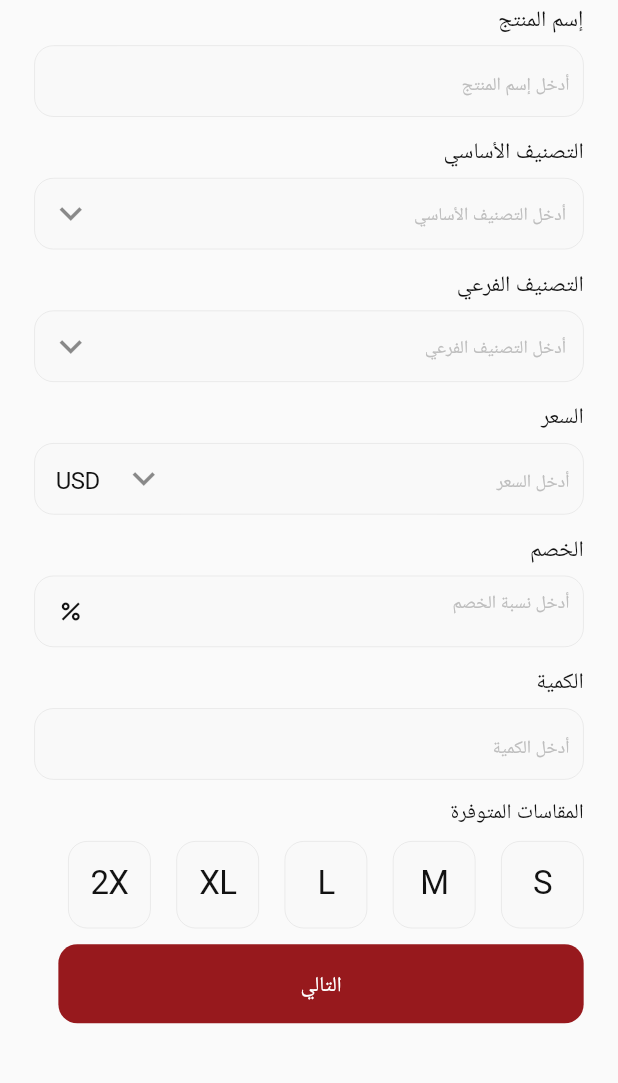
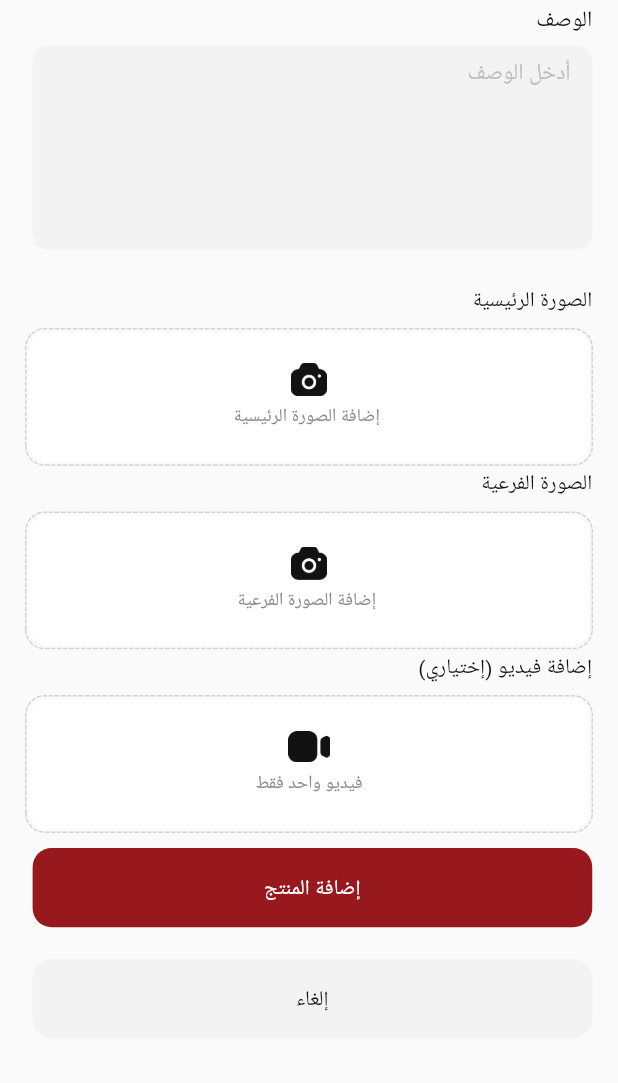
Before and after one commit to Mohamed-Salem7/Bazaar_app, a Flutter app: the NewProductScreen screen opened directly, after a tap on "التالي", on a phone screen of 412 x 824 dp, the part 84-1167 px from its top. Run offline on Flutter 3.47's test engine with Material 2 defaults, Android fonts, the phone set to English and light mode, and no system bars; drawn by our look-alikes of dotted_border, dropdown_textfield; our stand-ins replace buttons_tabbar, carousel_slider, flutter_bloc, flutter_screenutil, flutter_svg, get and 3 more; accounts and stored records are empty; Roboto replaces fonts that are missing (Tajawal).

Commit message:
master-commit

```diff
--- a/lib/presntaion/layers/Authnication/Rules_Screen.dart
+++ b/lib/presntaion/layers/Authnication/Rules_Screen.dart
@@ -38,7 +38,7 @@ class RulesScreen extends StatelessWidget {
               SizedBox(
                 height: 20.h,
               ),
-              MainButton(title: 'أوافق', function: ()
+              MainButton(isNewProduct: false,title: 'أوافق', function: ()
               {
                 Navigator.pop(context);
               }),
--- a/lib/presntaion/layers/Authnication/forget_screen.dart
+++ b/lib/presntaion/layers/Authnication/forget_screen.dart
@@ -50,6 +50,7 @@ class ForgetScreen extends StatelessWidget {
                 MainButton(
                   title: 'إرسال (25)',
                   function: () {},
+                  isNewProduct: false,
                 ),
                 SizedBox(
                   height: 20.h,
--- a/lib/presntaion/layers/Authnication/join_store_screen.dart
+++ b/lib/presntaion/layers/Authnication/join_store_screen.dart
@@ -60,6 +60,7 @@ class JoinAsStore extends StatelessWidget {
                         function: () {
                           navigatorFinished(context,const MainScreen());
                         },
+                        isNewProduct : false,
                       ),
                     ],
                   ),
--- a/lib/presntaion/layers/Authnication/login_screen.dart
+++ b/lib/presntaion/layers/Authnication/login_screen.dart
@@ -61,6 +61,7 @@ class LoginScreen extends StatelessWidget {
                       {
                         navigatorFinished(context,const MainScreen());
                       },
+                      isNewProduct : false,
                     ),
                     const ForgetWidget(),
                     const NewAccountWidget(isLogin: true),
--- a/lib/presntaion/layers/Authnication/register_screen.dart
+++ b/lib/presntaion/layers/Authnication/register_screen.dart
@@ -102,6 +102,7 @@ class RegisterScreen extends StatelessWidget {
                     ),
                     MainButton(
                       title: isSeller ? 'التالي' : 'تسجيل',
+                      isNewProduct : false,
                       function: ()
                       {
                         if(isSeller)
--- a/lib/presntaion/layers/Setting/screen/contact_us/contact_us_screen.dart
+++ b/lib/presntaion/layers/Setting/screen/contact_us/contact_us_screen.dart
@@ -70,6 +70,7 @@ class ContactUsScreen extends StatelessWidget {
                 MainButton(
                   title: 'إرسال',
                   function: () {},
+                  isNewProduct : false,
                 ),
               ],
             ),
--- a/lib/presntaion/layers/Setting/screen/payment_method/payment_method.dart
+++ b/lib/presntaion/layers/Setting/screen/payment_method/payment_method.dart
@@ -140,7 +140,7 @@ class PaymentMethod extends StatelessWidget {
                         padding: EdgeInsets.only(top: 10.h,bottom: 30.h),
                         child:  EntryInfoVisa(title: 'رمز الحماية',hintText: ' 0000',isDate: false,isSecure: true),
                       ),
-                      MainButton(title: 'متابعة', function: (){},),
+                      MainButton(title: 'متابعة', function: (){},isNewProduct : false,),
                     ],
                   ),
                 ),
--- a/lib/presntaion/layers/Setting/screen/shipping_addresses/add_new_address.dart
+++ b/lib/presntaion/layers/Setting/screen/shipping_addresses/add_new_address.dart
@@ -49,7 +49,7 @@ class AddNewAddress extends StatelessWidget {
               ),
               Padding(
                 padding: EdgeInsets.symmetric(horizontal: 20.w),
-                child: MainButton(title: 'حفظ', function: () {}),
+                child: MainButton(title: 'حفظ', function: () {},isNewProduct : false,),
               ),
             ],
           ),
--- a/lib/presntaion/layers/Setting/screen/shipping_addresses/shipping_addresses_screen.dart
+++ b/lib/presntaion/layers/Setting/screen/shipping_addresses/shipping_addresses_screen.dart
@@ -35,7 +35,7 @@ class ShippingAddresses extends StatelessWidget {
                   Get.to(const AddNewAddress(),transition: Transition.rightToLeft);
                 },
               ),
-              MainButton(title: 'متابعة', function: () {}),
+              MainButton(title: 'متابعة', function: () {},isNewProduct : false,),
             ],
           ),
         ),
--- a/lib/presntaion/layers/details_store/widget/chating_store.dart
+++ b/lib/presntaion/layers/details_store/widget/chating_store.dart
@@ -96,7 +96,7 @@ class ChattingStore extends StatelessWidget {
                           ),
                           child: MainButton(
                             title: 'إرسال',
-                            function: () {},
+                            function: () {},isNewProduct : false,
                           ),
                         ),
                       ],
--- /dev/null
+++ b/lib/presntaion/layers/new_product/add_product.dart
@@ -0,0 +1,119 @@
+import 'package:bazaar/presntaion/layers/Setting/screen/contact_us/widget/text_field_message.dart';
+import 'package:bazaar/presntaion/layers/new_product/widget/cancel_button.dart';
+import 'package:bazaar/presntaion/layers/new_product/widget/widget_add_photo.dart';
+import 'package:bazaar/presntaion/utils/App_Color.dart';
+import 'package:bazaar/presntaion/utils/App_Image.dart';
+import 'package:bazaar/presntaion/utils/Global%20widget/Main_Button.dart';
+import 'package:bazaar/presntaion/utils/Global%20widget/Title_Widget.dart';
+import 'package:dotted_border/dotted_border.dart';
+import 'package:flutter/material.dart';
+import 'package:flutter_screenutil/flutter_screenutil.dart';
+import 'package:flutter_svg/flutter_svg.dart';
+import 'package:google_fonts/google_fonts.dart';
+
+class AddProduct extends StatelessWidget {
+  const AddProduct({Key? key}) : super(key: key);
+
+  @override
+  Widget build(BuildContext context) {
+    return Directionality(
+      textDirection: TextDirection.rtl,
+      child: Scaffold(
+        body: SingleChildScrollView(
+          physics: const BouncingScrollPhysics(),
+          child: Column(
+            crossAxisAlignment: CrossAxisAlignment.start,
+            children: [
+              TitleWidget(
+                title: 'إضافة منتج جديد',
+                isEditProfile: false,
+                context: context,
+              ),
+              Padding(
+                padding: EdgeInsets.symmetric(horizontal: 15.w),
+                child: Column(
+                  crossAxisAlignment: CrossAxisAlignment.start,
+                  children: [
+                    Text(
+                      'الوصف',
+                      style: GoogleFonts.roboto(
+                        fontSize: 14.sp,
+                        color: AppColor.black2,
+                        letterSpacing: -0.33764706039428716.spMin,
+                        height: 1.57.h,
+                      ),
+                      textAlign: TextAlign.right,
+                    ),
+                    SizedBox(
+                      height: 5.h,
+                    ),
+                    Container(
+                      width: 326.w,
+                      height: 129.h,
+                      padding: EdgeInsets.all(5.sp),
+                      decoration: BoxDecoration(
+                        borderRadius: BorderRadius.circular(10.r),
+                        color: AppColor.white3,
+                      ),
+                      child: TextFormField(
+                        cursorColor: AppColor.mainColor,
+                        maxLines: 10,
+                        style: GoogleFonts.roboto(
+                          fontSize: 14.sp,
+                          color: AppColor.black2,
+                          letterSpacing: -0.33764706039428716.spMin,
+                          height: 1.57.h,
+                        ),
+                        decoration: InputDecoration(
+                          contentPadding: EdgeInsets.symmetric(horizontal: 8.w),
+                          hintText: 'أدخل الوصف',
+                          hintStyle: GoogleFonts.roboto(
+                            fontSize: 14.sp,
+                            color: const Color(0xFFBEBEBE),
+                            letterSpacing: -0.33764706039428716.spMin,
+                            height: 1.57.h,
+                          ),
+                          border: InputBorder.none,
+                        ),
+                      ),
+                    ),
+                  ],
+                ),
+              ),
+              AddPhotoVideo(
+                title: 'الصورة الرئيسية',
+                text: ' إضافة الصورة الرئيسية',
+                image: AppImage.cameraImg,
+                function: () {},
+                isFirst: true,
+              ),
+              AddPhotoVideo(
+                title: 'الصورة الفرعية',
+                text: ' إضافة الصورة الفرعية',
+                image: AppImage.cameraImg,
+                function: () {},
+                isFirst: false,
+              ),
+              AddPhotoVideo(
+                title: 'إضافة فيديو (إختياري)',
+                text: 'فيديو واحد فقط',
+                image: AppImage.videoImg,
+                function: () {},
+                isFirst: false,
+              ),
+              Padding(
+                padding: EdgeInsets.symmetric(horizontal: 15.w, vertical: 10.h),
+                child: MainButton(
+                  title: 'إضافة المنتج',
+                  function: () {},
+                  isNewProduct: true,
+                ),
+              ),
+              const CancelButton(),
+            ],
+          ),
+        ),
+      ),
+    );
+  }
+}
--- a/lib/presntaion/layers/new_product/new_product_screen.dart
+++ b/lib/presntaion/layers/new_product/new_product_screen.dart
@@ -1,11 +1,14 @@
 import 'package:bazaar/presntaion/layers/Setting/screen/shipping_addresses/widget/text_field_address.dart';
+import 'package:bazaar/presntaion/layers/new_product/add_product.dart';
 import 'package:bazaar/presntaion/layers/new_product/widget/size_product.dart';
 import 'package:bazaar/presntaion/layers/new_product/widget/text_field.dart';
 import 'package:bazaar/presntaion/utils/App_Color.dart';
 import 'package:bazaar/presntaion/utils/Global%20widget/Main_Button.dart';
 import 'package:bazaar/presntaion/utils/Global%20widget/Title_Widget.dart';
+import 'package:bazaar/presntaion/utils/Global%20widget/constant.dart';
 import 'package:flutter/material.dart';
 import 'package:flutter_screenutil/flutter_screenutil.dart';
+import 'package:get/get.dart';
 import 'package:google_fonts/google_fonts.dart';
 
 class NewProductScreen extends StatelessWidget {
@@ -111,9 +114,10 @@ class NewProductScreen extends StatelessWidget {
                             title: size[index],
                           );
                         },
-                        separatorBuilder: (context,index)
-                        {
-                          return SizedBox(width: 15.w,);
+                        separatorBuilder: (context, index) {
+                          return SizedBox(
+                            width: 15.w,
+                          );
                         },
                       ),
                     ),
@@ -121,8 +125,15 @@ class NewProductScreen extends StatelessWidget {
                 ),
               ),
               Padding(
-                padding: EdgeInsets.symmetric(vertical: 10.h,horizontal: 20.w),
-                child: MainButton(title: 'التالي',function: (){}),
+                padding: EdgeInsets.symmetric(vertical: 10.h, horizontal: 20.w),
+                child: MainButton(
+                  title: 'التالي',
+                  isNewProduct : true,
+                  function: ()
+                  {
+                    Get.to(const AddProduct(),transition: transition[1]);
+                  },
+                ),
               ),
             ],
           ),
--- /dev/null
+++ b/lib/presntaion/layers/new_product/widget/cancel_button.dart
@@ -0,0 +1,42 @@
+import 'package:bazaar/presntaion/utils/App_Color.dart';
+import 'package:flutter/material.dart';
+import 'package:flutter_screenutil/flutter_screenutil.dart';
+import 'package:google_fonts/google_fonts.dart';
+
+class CancelButton extends StatelessWidget {
+  const CancelButton({Key? key}) : super(key: key);
+
+  @override
+  Widget build(BuildContext context) {
+    return Padding(
+      padding: EdgeInsets.symmetric(horizontal: 15.w, vertical: 10.h),
+      child: InkWell(
+        onTap: ()
+        {
+          Navigator.pop(context);
+        },
+        borderRadius: BorderRadius.circular(
+          12.r,
+        ),
+        child: Container(
+          width: 326.w,
+          height: 50.h,
+          decoration: BoxDecoration(
+            borderRadius: BorderRadius.circular(12.r),
+            color: AppColor.white3,
+          ),
+          child: Center(child: Text(
+            'إلغاء',
+            style: GoogleFonts.roboto(
+              fontSize: 14.spMin,
+              color: AppColor.black2,
+              letterSpacing: -0.5000000152587891.spMin,
+              height: 1.36.h,
+            ),
+            textAlign: TextAlign.center,
+          ),),
+        ),
+      ),
+    );
+  }
+}
--- /dev/null
+++ b/lib/presntaion/layers/new_product/widget/widget_add_photo.dart
@@ -0,0 +1,81 @@
+import 'package:bazaar/presntaion/utils/App_Color.dart';
+import 'package:dotted_border/dotted_border.dart';
+import 'package:flutter/material.dart';
+import 'package:flutter_screenutil/flutter_screenutil.dart';
+import 'package:google_fonts/google_fonts.dart';
+
+class AddPhotoVideo extends StatelessWidget {
+  const AddPhotoVideo({Key? key, required this.title, required this.text, required this.image, required this.function, required this.isFirst}) : super(key: key);
+
+  final String title;
+  final String text;
+  final String image;
+  final Function() function;
+  final bool isFirst;
+
+  @override
+  Widget build(BuildContext context) {
+    return Padding(
+      padding:
+      EdgeInsets.only(right: 15.w, left: 15.w, top: isFirst ? 20.h : 0.h,),
+      child: Column(
+        crossAxisAlignment: CrossAxisAlignment.start,
+        children: [
+          Padding(
+            padding: EdgeInsets.only(bottom: 8.h),
+            child: Text(
+              title,
+              style: GoogleFonts.roboto(
+                fontSize: 14.spMin,
+                color: AppColor.black2,
+                letterSpacing: -0.33764706039428716.spMin,
+                height: 1.57.h,
+              ),
+              textAlign: TextAlign.right,
+            ),
+          ),
+          InkWell(
+            borderRadius: BorderRadius.circular(12.r),
+            onTap: function,
+            child: DottedBorder(
+              color: const Color(0xff8A8A8A).withOpacity(0.35.spMin),
+              radius: Radius.circular(12.r),
+              strokeCap: StrokeCap.butt,
+              borderType: BorderType.RRect,
+              child: Container(
+                width: 327.w,
+                height: 82.27.h,
+                decoration: BoxDecoration(
+                  borderRadius: BorderRadius.circular(
+                    12.r,
+                  ),
+                  color: AppColor.white,
+                ),
+                child: Column(
+                  mainAxisAlignment: MainAxisAlignment.center,
+                  children: [
+                    Image(
+                      image: AssetImage(image),
+                      width: 24.w,
+                      height: 21.h,
+                    ),
+                    Text(
+                      text,
+                      style: GoogleFonts.roboto(
+                        fontSize: 12.spMin,
+                        color: const Color(0xFF8A8A8A),
+                        letterSpacing: -0.2894117660522461.spMin,
+                        height: 1.83.h,
+                      ),
+                      textAlign: TextAlign.right,
+                    ),
+                  ],
+                ),
+              ),
+            ),
+          ),
+        ],
+      ),
+    );
+  }
+}
--- a/lib/presntaion/utils/App_Image.dart
+++ b/lib/presntaion/utils/App_Image.dart
@@ -80,5 +80,7 @@ class AppImage {
   static const String notificationsImg = '$imgPath/notifications.png';
   static const String notificationunImg = '$imgPath/notificationun.png';
   static const String percentImg = '$imgPath/%.png';
+  static const String cameraImg = '$imgPath/Camera.png';
+  static const String videoImg = '$imgPath/Video.png';
 
 }
--- a/lib/presntaion/utils/Global widget/Main_Button.dart
+++ b/lib/presntaion/utils/Global widget/Main_Button.dart
@@ -7,13 +7,16 @@ import 'package:flutter_screenutil/flutter_screenutil.dart';
 import 'package:google_fonts/google_fonts.dart';
 
 class MainButton extends StatelessWidget {
-  const MainButton({Key? key, required this.title, required this.function}) : super(key: key);
+  const MainButton({Key? key, required this.title, required this.function, required this.isNewProduct})
+      : super(key: key);
 
   final String title;
   final Function() function;
+  final bool isNewProduct;
+
   @override
   Widget build(BuildContext context) {
-    return  BlocConsumer<AuthCubit, AuthState>(
+    return BlocConsumer<AuthCubit, AuthState>(
       listener: (context, state) {},
       builder: (context, state) {
         return InkWell(
@@ -21,7 +24,7 @@ class MainButton extends StatelessWidget {
           onTap: function,
           child: Container(
             alignment: Alignment(0.0.w, 0.03.h),
-              width: 306.0.w,
+            width:  isNewProduct ? 326.w : 306.0.w,
             height: 50.0.h,
             decoration: BoxDecoration(
               borderRadius: BorderRadius.circular(12.0.r),
@@ -39,6 +42,7 @@ class MainButton extends StatelessWidget {
             ),
           ),
         );
-        });;
+      },
+    );
   }
 }
--- a/pubspec.yaml
+++ b/pubspec.yaml
@@ -50,6 +50,7 @@ dependencies:
   salomon_bottom_bar: ^3.3.2
   flutter_svg: ^2.0.7
   dropdown_textfield: ^1.0.8
+  dotted_border: ^2.0.0+3
 
 dev_dependencies:
   flutter_launcher_icons: "^0.13.1"
```
Also changed, not shown: assets/images/Camera.png (added), assets/images/Video.png (added), pubspec.lock. Lines whose indentation alone changed are shown as unchanged.
